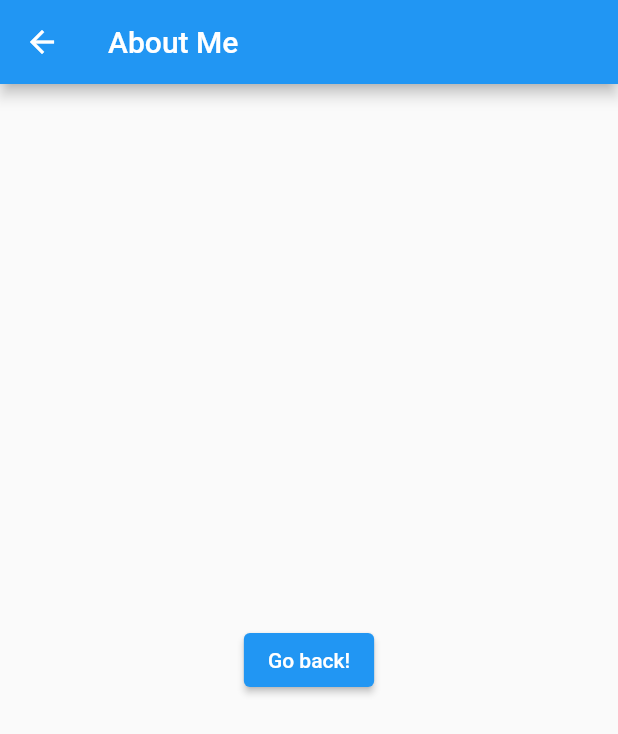
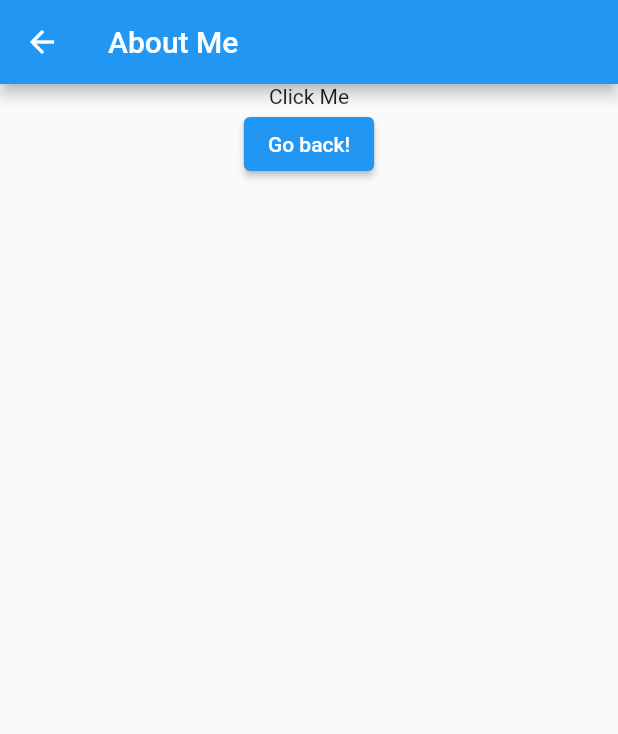
Before and after one commit to ikursus/adtec-demo-business-card, a Flutter app: the screen it shows after launch, after a tap on "About Me", on a phone screen of 412 x 824 dp. Shown: the top 734 px of the screen. Run offline on Flutter 3.47's test engine with Material 2 defaults, Android fonts, the phone set to English and light mode, and no system bars; network calls fail.

Commit message:
Latest updates
Latest updates

```diff
--- /dev/null
+++ b/lib/about-me.dart
@@ -0,0 +1,44 @@
+import 'package:flutter/material.dart';
+import 'package:business_card/main.dart';
+import 'package:url_launcher/link.dart';
+import 'package:url_launcher/url_launcher.dart';
+
+class PageAboutMe extends StatelessWidget {
+  const PageAboutMe({Key? key}) : super(key: key);
+
+  @override
+  Widget build(BuildContext context) {
+    return Scaffold(
+      appBar: AppBar(
+        title: const Text('About Me'),
+      ),
+      body: Center(
+        child: Column(
+          children: [
+            Link(
+              target: LinkTarget.blank,
+              uri: Uri.parse('https://amirolzolkifli.com'),
+              builder: (context, followLink) => MouseRegion(
+                cursor: SystemMouseCursors.click,
+                child: GestureDetector(
+                  onTap: followLink,
+                  child: const Text('Click Me'),
+                ),
+              ),
+            ),
+            ElevatedButton(
+              onPressed: () {
+                // Navigate back to first route when tapped.
+                Navigator.pop(
+                  context,
+                  MaterialPageRoute(builder: (context) => const MyHome()),
+                );
+              },
+              child: const Text('Go back!'),
+            ),
+          ],
+        ),
+      ),
+    );
+  }
+}
--- a/lib/main.dart
+++ b/lib/main.dart
@@ -1,4 +1,8 @@
 import 'package:flutter/material.dart';
+import 'package:business_card/about-me.dart';
+import 'package:business_card/contact-me.dart';
+import 'package:url_launcher/link.dart';
+import 'package:url_launcher/url_launcher.dart';
 
 void main() {
   runApp(const MyHome());
@@ -67,22 +71,40 @@ class Homepage extends StatelessWidget {
                   ),
                   const Card(
                     color: Colors.white,
-                    margin: EdgeInsets.symmetric(vertical: 10, horizontal: 25),
+                    margin: EdgeInsets.symmetric(vertical: 10),
                     child: ListTile(
                       title: Text('014-6333569'),
                       leading: Icon(Icons.phone),
                     ),
                   ),
-                  const Card(
+                  Link(
+                    target: LinkTarget.blank,
+                    uri: Uri.parse('https://www.amirolzolkifli.com'),
+                    builder: (context, followLink) => GestureDetector(
+                      child: const Card(
                         color: Colors.white,
-                    margin: EdgeInsets.symmetric(vertical: 10, horizontal: 25),
+                        margin: EdgeInsets.symmetric(vertical: 10),
                         child: ListTile(
                           title: Text('www.amirolzolkifli.com'),
-                      leading: Icon(Icons.add_alarm),
+                          leading: Icon(Icons.phone),
                         ),
                       ),
-                  ElevatedButton(
-                    child: const Text('About Me'),
+                      onTap: followLink,
+                    ),
+                  ),
+                  Padding(
+                    padding: const EdgeInsets.symmetric(
+                      vertical: 5,
+                    ),
+                    child: ElevatedButton(
+                      child: const Text(
+                        'About Me',
+                        style: TextStyle(fontSize: 18.5),
+                      ),
+                      style: ElevatedButton.styleFrom(
+                        primary: Colors.black,
+                        minimumSize: const Size.fromHeight(50),
+                      ),
                       onPressed: () {
                         Navigator.push(
                           context,
@@ -90,6 +112,29 @@ class Homepage extends StatelessWidget {
                               builder: (context) => const PageAboutMe()),
                         );
                       },
+                    ),
+                  ),
+                  Padding(
+                    padding: const EdgeInsets.symmetric(
+                      vertical: 5,
+                    ),
+                    child: ElevatedButton(
+                      child: const Text(
+                        'Contact Me',
+                        style: TextStyle(fontSize: 18.5),
+                      ),
+                      style: ElevatedButton.styleFrom(
+                        primary: Colors.blue[800],
+                        minimumSize: const Size.fromHeight(50),
+                      ),
+                      onPressed: () {
+                        Navigator.push(
+                          context,
+                          MaterialPageRoute(
+                              builder: (context) => const PageContactMe()),
+                        );
+                      },
+                    ),
                   ),
                   const Padding(
                     padding: EdgeInsets.symmetric(
@@ -108,28 +153,3 @@ class Homepage extends StatelessWidget {
     );
   }
 }
-
-class PageAboutMe extends StatelessWidget {
-  const PageAboutMe({Key? key}) : super(key: key);
-
-  @override
-  Widget build(BuildContext context) {
-    return Scaffold(
-      appBar: AppBar(
-        title: const Text('About Me'),
-      ),
-      body: Center(
-        child: ElevatedButton(
-          onPressed: () {
-            // Navigate back to first route when tapped.
-            Navigator.pop(
-              context,
-              MaterialPageRoute(builder: (context) => const MyHome()),
-            );
-          },
-          child: const Text('Go back!'),
-        ),
-      ),
-    );
-  }
-}
--- a/pubspec.yaml
+++ b/pubspec.yaml
@@ -33,6 +33,7 @@ dependencies:
   # The following adds the Cupertino Icons font to your application.
   # Use with the CupertinoIcons class for iOS style icons.
   cupertino_icons: ^1.0.2
+  url_launcher: ^6.0.20
 
 dev_dependencies:
   flutter_test:
@@ -58,7 +59,7 @@ flutter:
 
   # To add assets to your application, add an assets section, like this:
   assets:
-    - assets/images/gambar-avatar.jpg
+  #  - assets/images/gambar-avatar.jpg
     - assets/images/
   #   - images/a_dot_burr.jpeg
   #   - images/a_dot_ham.jpeg
```
Also changed, not shown: lib/contact-me.dart (added, +47 -0 lines), pubspec.lock, 3 other files. Lines whose indentation alone changed are shown as unchanged.
